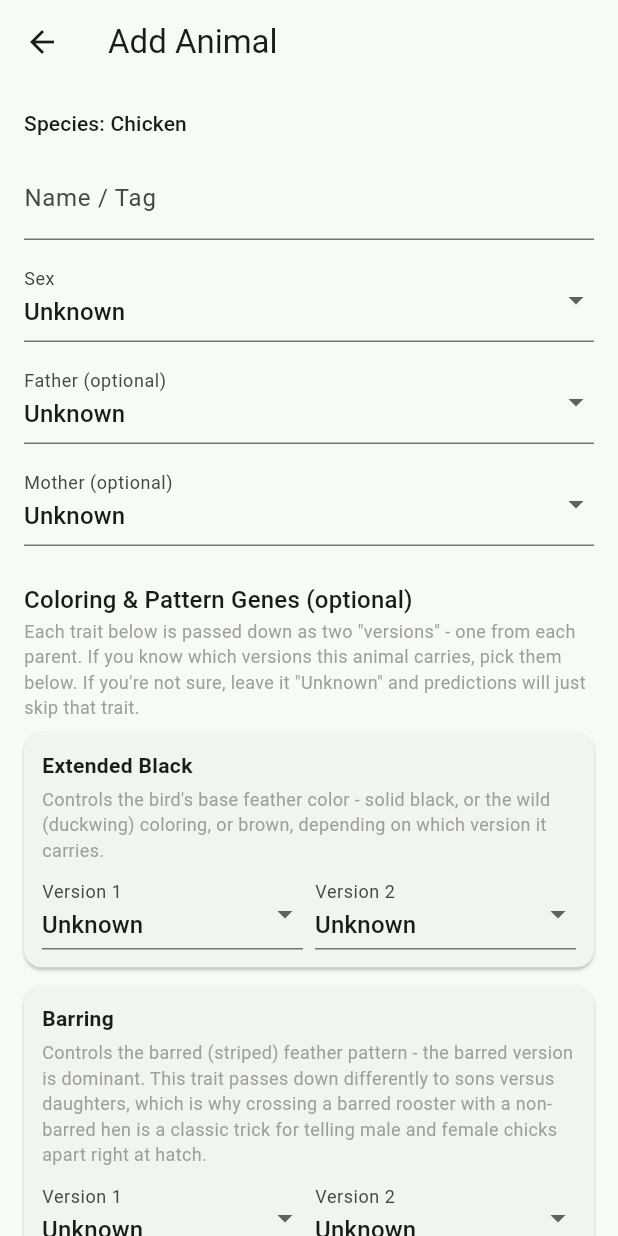
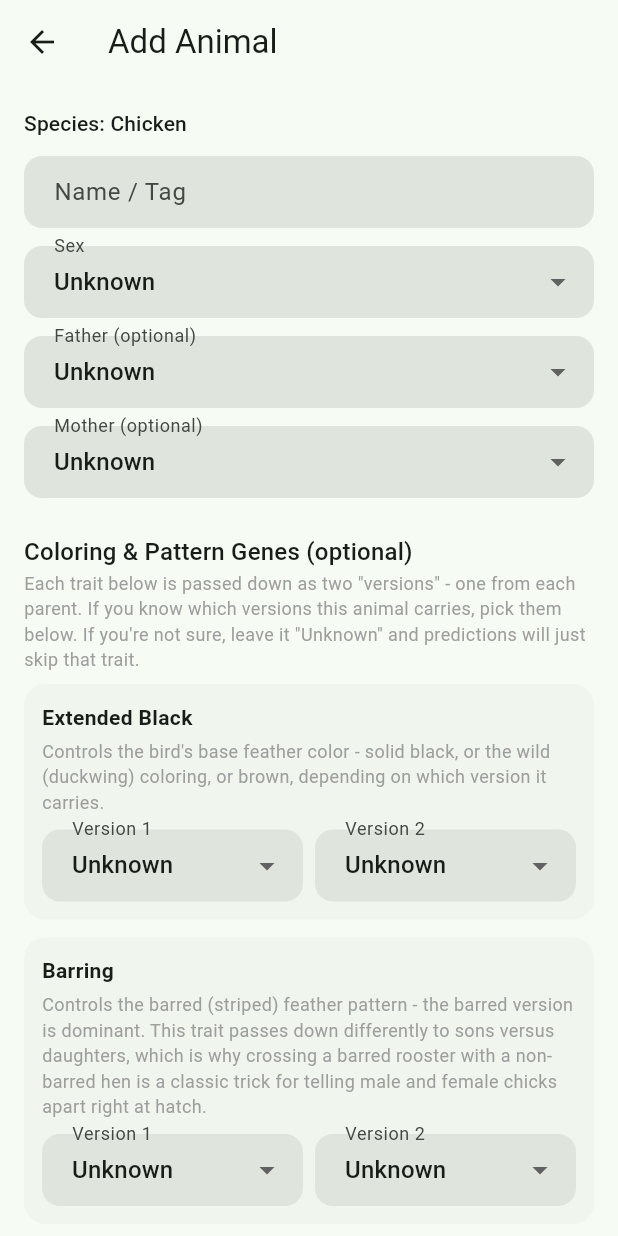
Before and after one commit to jaredkees04-png/genetics-app, a Flutter app: the screen it shows after launch, after a tap on the "add" icon, on a phone screen of 412 x 824 dp. Run offline on Flutter 3.47's test engine with Material 3 defaults, Android fonts, the phone set to English and light mode, and no system bars; our stand-ins replace drift, drift_flutter, flutter_riverpod; accounts and stored records are empty; generated files the repository leaves out were written again.

Commit message:
Refine app theme: proper light/dark Material 3 pair (#7)
Replaces the single hardcoded light theme with a real light/dark pair
generated from the same green seed color, following the system's
dark-mode setting automatically.

- Flatter app bars (no shadow, tint on scroll) instead of default
  Material elevation
- Filled, rounded input fields instead of plain underlines
- Rounded cards using a subtle surface tone instead of default white/
  elevation-shadow cards
- Rounded FAB and buttons, consistent 12-16px corner radius throughout
- NavigationBar now uses matching surface/indicator tones instead of
  Material defaults

Verified light and dark rendering in headless Chromium at phone width
(390px), on both a simple screen (Animals list) and a content-heavy one
(Add Animal, exercising the new card/input styling).


Claude-Session: https://claude.ai/code/session_01E8jGzK9zWcUUfrBYAyyt6q

Co-authored-by: Claude <noreply@anthropic.com>

```diff
--- a/lib/app/app.dart
+++ b/lib/app/app.dart
@@ -11,7 +11,9 @@ class GeneticsApp extends StatelessWidget {
     return MaterialApp(
       title: 'Livestock Genetics',
       debugShowCheckedModeBanner: false,
-      theme: buildAppTheme(),
+      theme: buildLightTheme(),
+      darkTheme: buildDarkTheme(),
+      themeMode: ThemeMode.system,
       home: const HomeScreen(),
     );
   }
--- a/lib/app/theme.dart
+++ b/lib/app/theme.dart
@@ -1,8 +1,73 @@
 import 'package:flutter/material.dart';
 
-ThemeData buildAppTheme() {
+/// A muted, farm-appropriate green - kept close to the original seed
+/// color, refined into a proper light/dark Material 3 pair rather than
+/// a single hardcoded light theme.
+const _seedColor = Color(0xFF3E6B4F);
+
+ThemeData buildLightTheme() =>
+    _buildTheme(ColorScheme.fromSeed(seedColor: _seedColor));
+
+ThemeData buildDarkTheme() => _buildTheme(
+      ColorScheme.fromSeed(
+        seedColor: _seedColor,
+        brightness: Brightness.dark,
+      ),
+    );
+
+ThemeData _buildTheme(ColorScheme colorScheme) {
+  final radius = BorderRadius.circular(14);
+
   return ThemeData(
     useMaterial3: true,
-    colorScheme: ColorScheme.fromSeed(seedColor: const Color(0xFF3E6B4F)),
+    colorScheme: colorScheme,
+    scaffoldBackgroundColor: colorScheme.surface,
+    appBarTheme: AppBarTheme(
+      backgroundColor: colorScheme.surface,
+      foregroundColor: colorScheme.onSurface,
+      elevation: 0,
+      scrolledUnderElevation: 3,
+      surfaceTintColor: colorScheme.surfaceTint,
+      centerTitle: false,
+    ),
+    cardTheme: CardThemeData(
+      elevation: 0,
+      color: colorScheme.surfaceContainerLow,
+      shape: RoundedRectangleBorder(borderRadius: radius),
+      margin: EdgeInsets.zero,
+    ),
+    navigationBarTheme: NavigationBarThemeData(
+      backgroundColor: colorScheme.surfaceContainer,
+      indicatorColor: colorScheme.secondaryContainer,
+      elevation: 0,
+    ),
+    filledButtonTheme: FilledButtonThemeData(
+      style: FilledButton.styleFrom(
+        shape: RoundedRectangleBorder(borderRadius: BorderRadius.circular(12)),
+        padding: const EdgeInsets.symmetric(vertical: 14),
+      ),
+    ),
+    floatingActionButtonTheme: FloatingActionButtonThemeData(
+      backgroundColor: colorScheme.primaryContainer,
+      foregroundColor: colorScheme.onPrimaryContainer,
+      elevation: 1,
+      shape: RoundedRectangleBorder(
+        borderRadius: BorderRadius.circular(16),
+      ),
+    ),
+    inputDecorationTheme: InputDecorationTheme(
+      filled: true,
+      fillColor: colorScheme.surfaceContainerHighest,
+      border: OutlineInputBorder(
+        borderRadius: BorderRadius.circular(12),
+        borderSide: BorderSide.none,
+      ),
+      contentPadding:
+          const EdgeInsets.symmetric(horizontal: 16, vertical: 12),
+    ),
+    listTileTheme: ListTileThemeData(
+      shape: RoundedRectangleBorder(borderRadius: BorderRadius.circular(12)),
+    ),
+    dividerTheme: DividerThemeData(color: colorScheme.outlineVariant),
   );
 }
```
